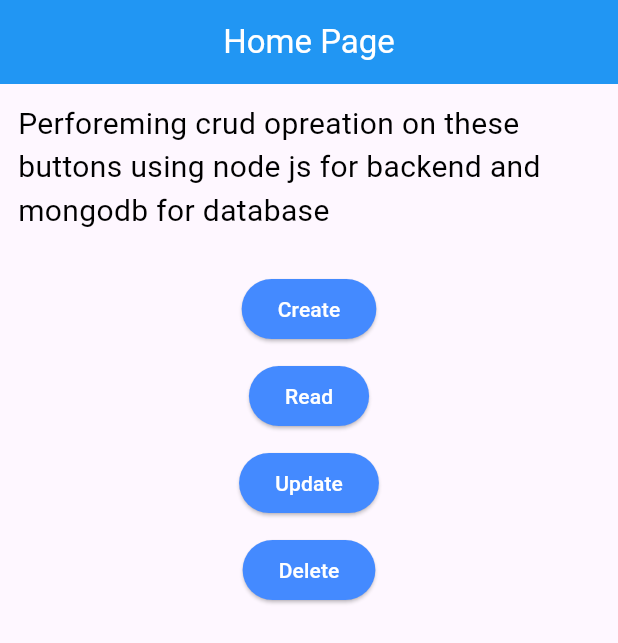
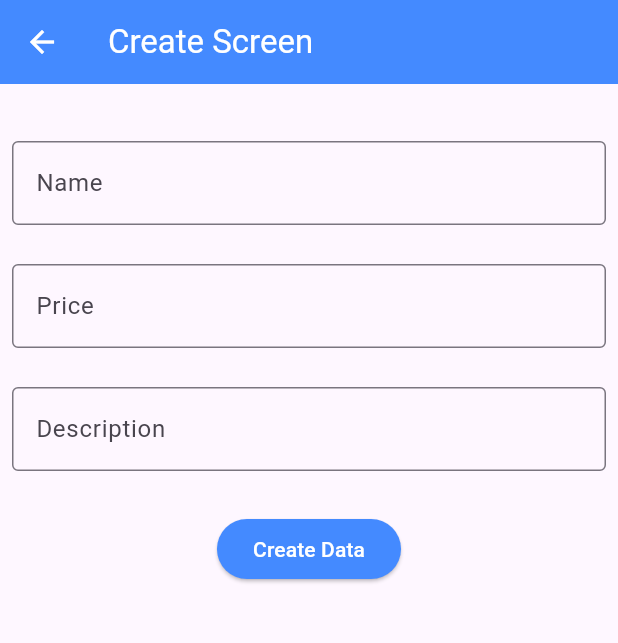
Before and after one commit to Sikandar897/Frontend-Crud-Opreations-on-nodejs-APIS, a Flutter app: the screen it shows after launch, after a tap on "Create", on a phone screen of 412 x 824 dp. Shown: the top 643 px of the screen. Run offline on Flutter 3.47's test engine with Material 3 defaults, Android fonts, the phone set to English and light mode, and no system bars; network calls fail.

Commit message:
add: restAPIS,

```diff
--- /dev/null
+++ b/lib/create.dart
@@ -0,0 +1,91 @@
+import 'package:app_with_node/services/api.dart';
+import 'package:flutter/material.dart';
+
+class CreateScreen extends StatefulWidget {
+  const CreateScreen({super.key});
+
+  @override
+  State<CreateScreen> createState() => _CreateScreenState();
+}
+
+class _CreateScreenState extends State<CreateScreen> {
+  TextEditingController nameController = TextEditingController();
+  TextEditingController priceController = TextEditingController();
+  TextEditingController decController = TextEditingController();
+
+  @override
+  Widget build(BuildContext context) {
+    return Scaffold(
+      appBar: AppBar(
+        title: const Text('Create Screen'),
+        foregroundColor: Colors.white,
+        backgroundColor: Colors.blueAccent,
+      ),
+      body: Column(
+        mainAxisAlignment: MainAxisAlignment.start,
+        crossAxisAlignment: CrossAxisAlignment.start,
+        children: [
+          const SizedBox(height: 30),
+
+          //name controller
+          Padding(
+            padding: const EdgeInsets.all(8.0),
+            child: TextField(
+              decoration: const InputDecoration(
+                labelText: 'Name',
+                border: OutlineInputBorder(),
+              ),
+              controller: nameController,
+            ),
+          ),
+          const SizedBox(height: 10),
+
+          //price controller
+
+          Padding(
+            padding: const EdgeInsets.all(8.0),
+            child: TextField(
+              decoration: const InputDecoration(
+                labelText: 'Price',
+                border: OutlineInputBorder(),
+              ),
+              controller: priceController,
+            ),
+          ),
+
+          const SizedBox(height: 10),
+          Padding(
+            padding: const EdgeInsets.all(8.0),
+            child: TextField(
+              decoration: const InputDecoration(
+                labelText: 'Description',
+                border: OutlineInputBorder(),
+              ),
+              controller: decController,
+            ),
+          ),
+
+          const SizedBox(height: 20),
+          Center(
+            child: ElevatedButton(
+                style: const ButtonStyle(
+                    foregroundColor: WidgetStatePropertyAll(Colors.white),
+                    backgroundColor: WidgetStatePropertyAll(Colors.blueAccent)),
+                onPressed: () {
+                  //todo: this
+
+                  var data = {
+                    'name': nameController.text,
+                    'price': priceController.text,
+                    'description': decController.text,
+                  };
+
+                  Api.addProduct(data);
+                },
+                child: const Text('Create Data')),
+          )
+        ],
+      ),
+    );
+  }
+}
--- a/lib/home.dart
+++ b/lib/home.dart
@@ -1,4 +1,9 @@
+import 'package:app_with_node/create.dart';
+import 'package:app_with_node/delete.dart';
+import 'package:app_with_node/fetch_data.dart';
 import 'package:flutter/material.dart';
+
+import 'update.dart';
 
 class HomePage extends StatefulWidget {
   const HomePage({super.key});
@@ -30,6 +35,10 @@ class _HomePageState extends State<HomePage> {
           ElevatedButton(
               onPressed: () {
                 // TODO: Implement create functionality
+                Navigator.push(
+                    context,
+                    MaterialPageRoute(
+                        builder: (context) => const CreateScreen()));
               },
               style: const ButtonStyle(
                   backgroundColor: WidgetStatePropertyAll(Colors.blueAccent),
@@ -41,6 +50,10 @@ class _HomePageState extends State<HomePage> {
           ElevatedButton(
             onPressed: () {
               // TODO: Implement read functionality
+              Navigator.push(
+                  context,
+                  MaterialPageRoute(
+                      builder: (context) => const FetchDataScreen()));
             },
             style: const ButtonStyle(
                 backgroundColor: WidgetStatePropertyAll(Colors.blueAccent),
@@ -51,6 +64,11 @@ class _HomePageState extends State<HomePage> {
           ElevatedButton(
               onPressed: () {
                 // TODO: Implement update functionality
+                Navigator.push(
+                    context,
+                    MaterialPageRoute(
+                      builder: (context) => UpdateScreen(),
+                    ));
               },
               style: const ButtonStyle(
                   backgroundColor: WidgetStatePropertyAll(Colors.blueAccent),
@@ -60,6 +78,8 @@ class _HomePageState extends State<HomePage> {
           ElevatedButton(
               onPressed: () {
                 // TODO: Implement delete functionality
+                Navigator.push(context,
+                    MaterialPageRoute(builder: (context) => DeleteScreen()));
               },
               style: const ButtonStyle(
                   backgroundColor: WidgetStatePropertyAll(Colors.blueAccent),
--- a/lib/main.dart
+++ b/lib/main.dart
@@ -11,7 +11,7 @@ class MyApp extends StatelessWidget {
   @override
   Widget build(BuildContext context) {
     return MaterialApp(
-      debugShowCheckedModeBanner: true,
+      debugShowCheckedModeBanner: false,
       title: 'Flutter Demo',
       theme: ThemeData(
         colorScheme: ColorScheme.fromSeed(seedColor: Colors.deepPurple),
--- /dev/null
+++ b/lib/model/product_model.dart
@@ -0,0 +1,12 @@
+class ProductModel {
+  final String? id;
+  final String? name;
+  final String? description;
+  final String? price;
+
+  ProductModel(
+      {required this.id,
+      required this.name,
+      required this.description,
+      required this.price});
+}
--- /dev/null
+++ b/lib/model/products.dart
@@ -0,0 +1,13 @@
+class Product {
+  int id;
+  String pname;
+  String pprice;
+  String pdesc;
+
+  Product({
+    required this.id,
+    required this.pname,
+    required this.pprice,
+    required this.pdesc,
+  });
+}
--- /dev/null
+++ b/lib/services/api.dart
@@ -0,0 +1,86 @@
+import 'dart:convert';
+import 'package:flutter/material.dart';
+import 'package:http/http.dart' as http;
+
+import '../model/product_model.dart';
+
+class Api {
+  static const baseUrl = "http://youripadress/api/";
+
+  static addProduct(Map pData) async {
+    print(pData);
+    var url = Uri.parse("${baseUrl}products");
+    try {
+      final res = await http.post(url, body: pData);
+      if (res.statusCode == 200) {
+        final data = jsonDecode(res.body.toString());
+        print(data.toString());
+      } else {
+        print('failed to get response from server');
+      }
+    } catch (e) {
+      debugPrint(e.toString());
+    }
+  }
+
+  static getProduct() async {
+    List<ProductModel> products = [];
+    var url = Uri.parse("${baseUrl}getProduct");
+    try {
+      final res = await http.get(url);
+
+      if (res.statusCode == 200) {
+        var data = jsonDecode(res.body.toString());
+
+        // Debug print to check the received data
+        print("Data received: $data");
+
+        // Assuming the response is a list of products
+        // Adjust the iteration based on the actual structure of your response
+        for (var value in data) {
+          // If data is a list
+          products.add(ProductModel(
+              id: value['id'], // Should be a String
+              name: value['pname'],
+              price: value['pprice'],
+              description: value['pdesc']));
+        }
+
+        // Return the products list
+        return products;
+      } else {
+        print('Failed to get response from server: ${res.statusCode}');
+        return [];
+      }
+    } catch (e) {
+      debugPrint("Error: $e");
+    }
+  }
+
+//update api
+
+  static updateProductApi(id, body) async {
+    var url = Uri.parse("${baseUrl}update/$id");
+
+    final res = await http.put(url, body: body);
+
+    if (res.statusCode == 200) {
+      print(jsonDecode(res.body));
+    } else {
+      print('failed to update data');
+    }
+  }
+
+  //delete api
+
+  static deleteProductApi(id) async {
+    var url = Uri.parse("${baseUrl}deleteProduct/$id");
+
+    final res = await http.delete(url);
+    if (res.statusCode == 200) {
+      print('Product deleted successfully');
+    } else {
+      print('failed to delete data');
+    }
+  }
+}
```
Also changed, not shown: lib/delete.dart (added, +78 -0 lines), lib/edit_screen.dart (added, +87 -0 lines), lib/fetch_data.dart (added, +37 -0 lines), lib/update.dart (added, +49 -0 lines).
